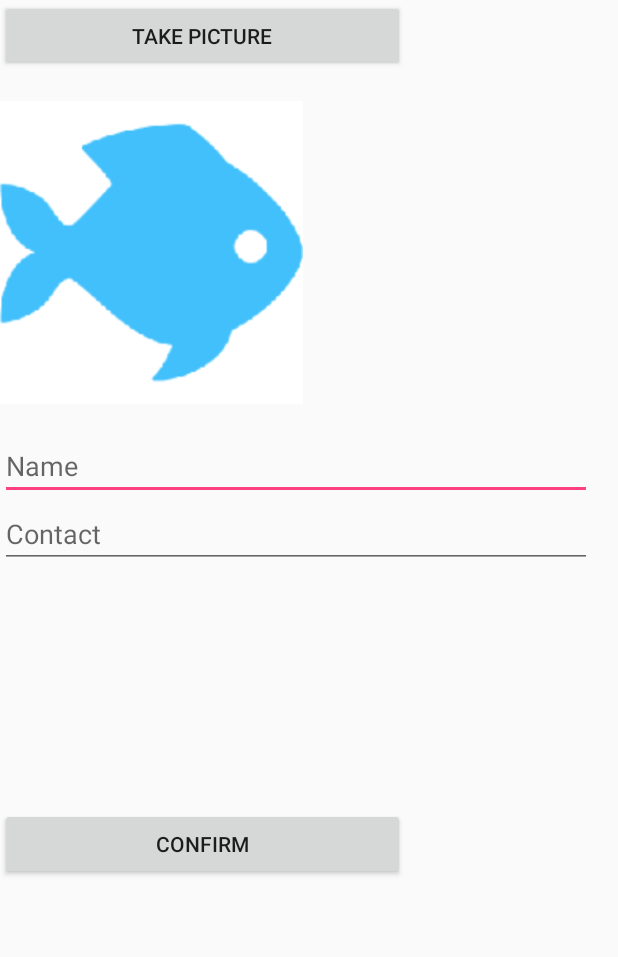
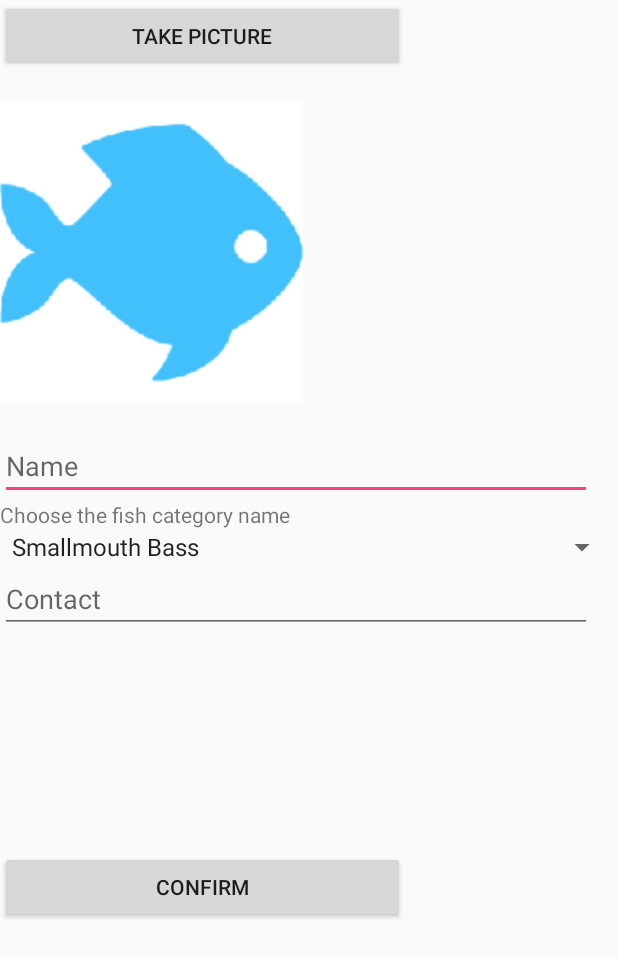
Before and after one commit to 3324fr/android, an Android app: the FishActivity screen opened directly, with no data from a screen before it, on a phone screen of 412 x 824 dp. Shown: the top 957 px of the screen. Run offline under Robolectric (Android 15) with nearby library versions, the phone set to English and light mode, and no system bars; our stand-ins replace Firebase (no records; nobody signed in at launch, a user with empty details on screens opened directly).

Commit message:
fish dropdown

```diff
--- a/app/src/main/java/inf8405/outdoorfishingstats/FishActivity.java
+++ b/app/src/main/java/inf8405/outdoorfishingstats/FishActivity.java
@@ -18,6 +18,7 @@ import android.util.Log;
 import android.view.View;
 import android.widget.EditText;
 import android.widget.ImageView;
+import android.widget.Spinner;
 import android.widget.TextView;
 import android.widget.Toast;
 
@@ -109,6 +110,8 @@ public class FishActivity extends AppCompatActivity{
         EditText editText_name = ((EditText) findViewById(R.id.fish_name));
         String nameText = editText_name.getText().toString();
 
+        Spinner spinner = ((Spinner) findViewById(R.id.fish_category));
+        String spinnerName = String.valueOf(spinner.getSelectedItem());
         if(nameText.isEmpty()) {
             Toast.makeText(this, getString(R.string.name_missing), Toast.LENGTH_SHORT).show();
             return;
@@ -116,6 +119,7 @@ public class FishActivity extends AppCompatActivity{
         else{
             FishDTO fishDTO = new FishDTO();
             fishDTO.name = nameText;
+            fishDTO.fish = spinnerName.toString();
 
             EditText editText_contact = ((EditText) findViewById(R.id.fish_name));
             String contactText = editText_contact.getText().toString();
--- a/app/src/main/java/inf8405/outdoorfishingstats/FishDTO.java
+++ b/app/src/main/java/inf8405/outdoorfishingstats/FishDTO.java
@@ -25,6 +25,7 @@ public class FishDTO {
     final static String PROPERTY_NAME = "name";
     final static String PROPERTY_CONTACT = "contact";
     final static String PROPERTY_TIME = "time";
+    final static String PROPERTY_FISH = "fish";
 
     @PropertyName(PROPERTY_NAME)
     public String name;
@@ -36,6 +37,8 @@ public class FishDTO {
     public double longitude;
     @PropertyName(PROPERTY_LATITUDE)
     public double latitude;
+    @PropertyName(PROPERTY_FISH)
+    public String fish;
 
     public FishDTO(){
         this.name = "test";
@@ -46,5 +49,6 @@ public class FishDTO {
         SimpleDateFormat df = new SimpleDateFormat("yyyy-MM-dd HH:mm:ss");
         String formattedDate = df.format(c.getTime());
         this.time = formattedDate;
+        this.fish = "fish";
     }
 }
--- a/app/src/main/java/inf8405/outdoorfishingstats/MapsActivity.java
+++ b/app/src/main/java/inf8405/outdoorfishingstats/MapsActivity.java
@@ -172,6 +172,7 @@ public class MapsActivity extends FragmentActivity implements OnMapReadyCallback
                         ((TextView) v.findViewById(R.id.tv_lng)).setText("Long:" + fish.longitude);
                         ((TextView) v.findViewById(R.id.tv_date)).setText("Date:" + fish.time);
                         ((TextView) v.findViewById(R.id.tv_info)).setText("Contacts:" + fish.contact);
+                        ((TextView) v.findViewById(R.id.tv_fish)).setText(R.string.naTV);
                         return v;
                     }
                 }
--- a/app/src/main/res/layout/activity_fish.xml
+++ b/app/src/main/res/layout/activity_fish.xml
@@ -33,6 +33,19 @@
             android:ems="10"
             android:id="@+id/fish_name"
             android:layout_marginEnd="17dp" />
+
+        <TextView
+            android:layout_width="match_parent"
+            android:layout_height="wrap_content"
+            android:text="@string/choose_the_fish_category_name"/>
+
+        <Spinner
+            android:id="@+id/fish_category"
+            android:layout_width="match_parent"
+            android:layout_height="wrap_content"
+            android:entries="@array/fish_arrays"
+            android:prompt="@string/fish_prompt" />
+
         <EditText
             android:layout_width="match_parent"
             android:layout_height="wrap_content"
--- a/app/src/main/res/values/strings.xml
+++ b/app/src/main/res/values/strings.xml
@@ -182,6 +182,20 @@
     <string name="pause_service">pause_service</string>
     <string name="settings">Settings</string>
     <string name="statistiques">Statistiques</string>
+    <string name="fish_prompt">Choose a fish</string>
+    <string name="choose_the_fish_category_name">Choose the fish category name</string>
+    <string name="naTV">Type of fish: N/A. PM the contact and use NFC</string>
 
 
+    <string-array name="fish_arrays">
+        <item>Smallmouth Bass</item>
+        <item>Largemouth Bass</item>
+        <item>Pike</item>
+        <item>Musky</item>
+        <item>Trout</item>
+        <item>Sunfish</item>
+        <item>Catfish</item>
+        <item>Shark</item>
+    </string-array>
+
 </resources>
```
Also changed, not shown: app/src/main/java/inf8405/outdoorfishingstats/StatsActivity.java (+16 -2 lines), app/src/main/res/layout/custom_infowind.xml (+6 -2 lines).
